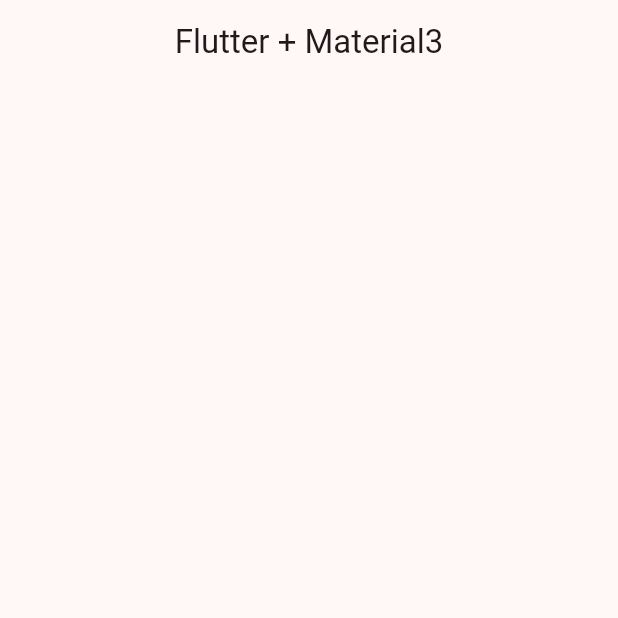
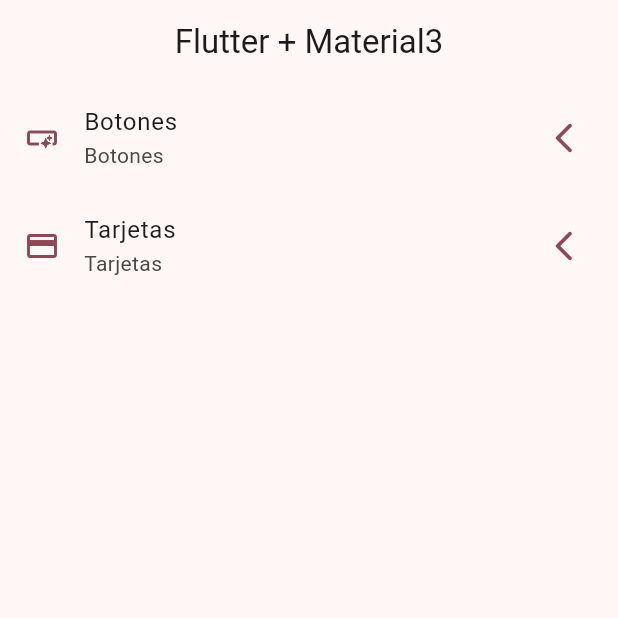
Before and after one commit to Rubenmontes02/App-Widgets-Flutter-, a Flutter app: the screen it shows after launch, on a phone screen of 412 x 824 dp, the top half of it. Run offline on Flutter 3.47's test engine with Material 2 defaults, Android fonts, the phone set to English and light mode, and no system bars.

Commit message:
Home Screen implementado

```diff
--- a/lib/config/menu/menu_items.dart
+++ b/lib/config/menu/menu_items.dart
@@ -19,7 +19,7 @@ class MenuItem{
 }
 
 
-const appMenuItem = <MenuItem>[
+const appMenuItems = <MenuItem>[
 
   MenuItem(
     title: 'Botones',
--- a/lib/presentation/screens/home/home_screen.dart
+++ b/lib/presentation/screens/home/home_screen.dart
@@ -1,4 +1,5 @@
 import 'package:flutter/material.dart';
+import 'package:widget_app/config/menu/menu_items.dart';
 
 class HomeScreen extends StatelessWidget {
   const HomeScreen({super.key});
@@ -7,9 +8,56 @@ class HomeScreen extends StatelessWidget {
   Widget build(BuildContext context) {
     return Scaffold(
       appBar: AppBar(
-        title: Text('Flutter + Material3'),
+        title: const Text('Flutter + Material3'),
       ),
-
+      body: const _HomeView(),
     );
   }
 }
+
+class _HomeView extends StatelessWidget {
+  const _HomeView();
+
+  @override
+  Widget build(BuildContext context) {
+
+
+    return ListView.builder(
+
+      itemCount: appMenuItems.length,
+      itemBuilder: (context, index){
+
+        final menuItem = appMenuItems[index];
+        return _CustomListTile(menuItem: menuItem);
+
+      }
+      );
+  }
+}
+
+class _CustomListTile extends StatelessWidget {
+  const _CustomListTile({
+    required this.menuItem,
+  });
+
+  final MenuItem menuItem;
+
+  @override
+  Widget build(BuildContext context) {
+
+    final colors = Theme.of(context).colorScheme;
+
+
+    return ListTile(
+      leading: Icon(menuItem.icon, color: colors.primary,),
+      trailing: Icon(Icons.arrow_back_ios_new_rounded, color: colors.primary,),
+      title: Text(menuItem.title),
+      subtitle: Text(menuItem.title),
+      onTap: (){
+
+        //TODO Navegar a otras pantallas
+
+      },
+    );
+  }
+}
```
